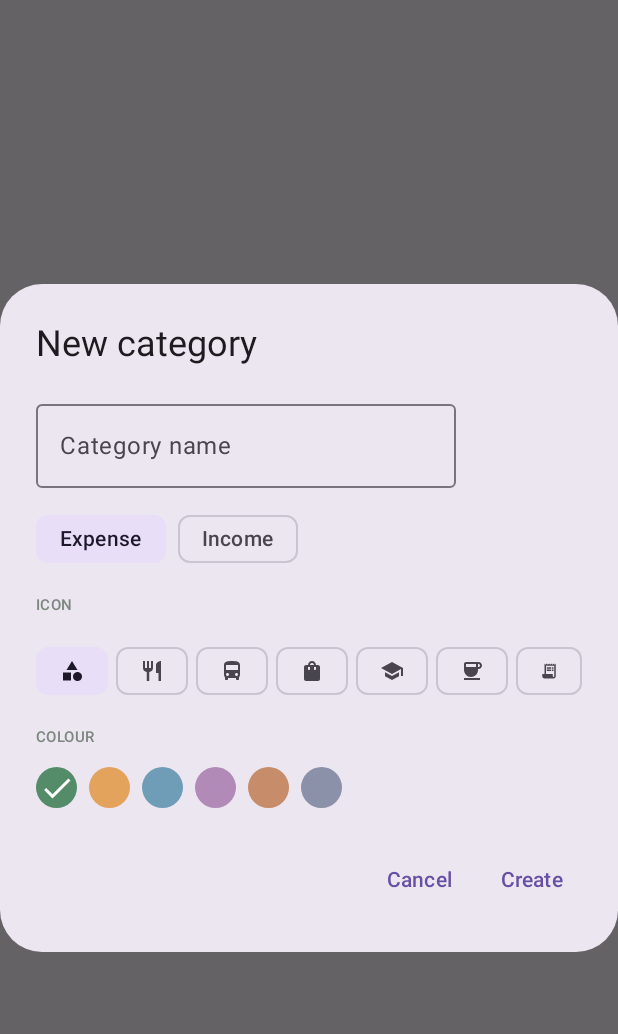
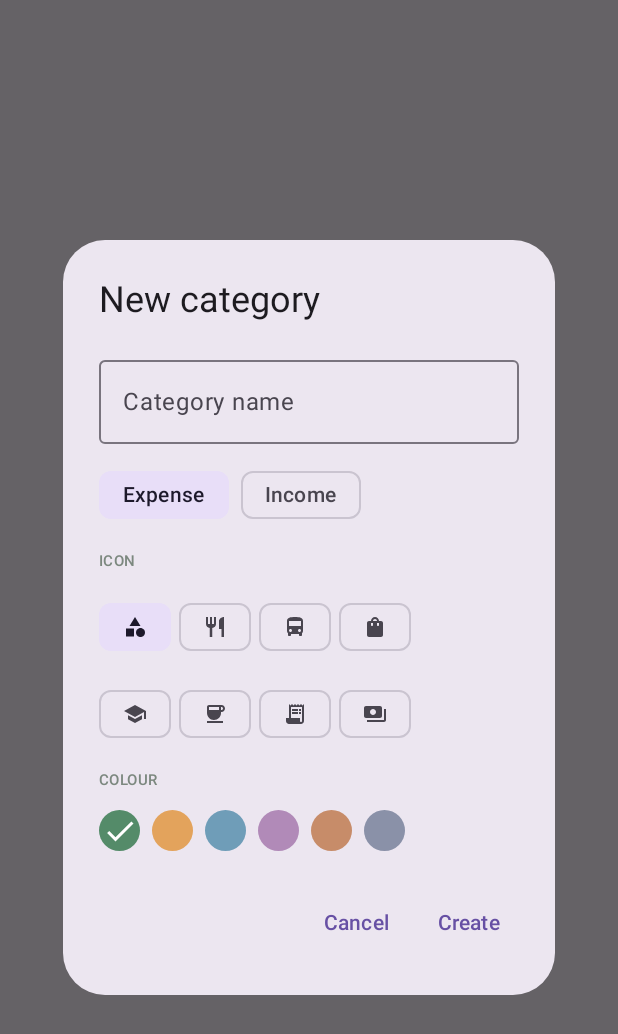
Before and after one commit to mrjdm2007/Ruvo, an Android app built with Jetpack Compose: the composable CategoryDialog called with empty values, on a phone screen of 412 x 824 dp. Shown: the top 1034 px of the screen. Run offline under Robolectric (Android 15) with nearby library versions, the phone set to English and light mode, and no system bars.

Commit message:
Polish category icon picker and category list visuals

```diff
--- a/app/src/main/java/com/ruvo/MainActivity.kt
+++ b/app/src/main/java/com/ruvo/MainActivity.kt
@@ -349,7 +349,7 @@ fun RuvoApp(vm:RuvoViewModel, quick:Boolean) {
                 Text(if(income) "Income category" else "Expense category",fontSize=12.sp,color=Muted)
             }
             Text("ICON",fontSize=10.sp,color=Muted,fontWeight=FontWeight.SemiBold)
-            Row(horizontalArrangement=Arrangement.spacedBy(5.dp)) { listOf("category","restaurant","directions_bus","shopping_bag","school","coffee","receipt","payments").forEach { key -> FilterChip(selected=icon==key,onClick={icon=key},label={Icon(categoryGlyph(key),null,modifier=Modifier.size(16.dp))}) } }
+            listOf("category","restaurant","directions_bus","shopping_bag","school","coffee","receipt","payments").chunked(4).forEach { group -> Row(horizontalArrangement=Arrangement.spacedBy(5.dp)) { group.forEach { key -> FilterChip(selected=icon==key,onClick={icon=key},label={Icon(categoryGlyph(key),null,modifier=Modifier.size(16.dp))}) } } }
             Text("COLOUR",fontSize=10.sp,color=Muted,fontWeight=FontWeight.SemiBold)
             Row(horizontalArrangement=Arrangement.spacedBy(8.dp)){palette.forEach{c->Box(Modifier.size(27.dp).clip(CircleShape).background(Color(c)).clickable{color=c},contentAlignment=Alignment.Center){if(c==color)Icon(Icons.Default.Check,null,tint=Color.White)}}}
         }
@@ -388,7 +388,7 @@ fun RuvoApp(vm:RuvoViewModel, quick:Boolean) {
             val index=orderedCats.indexOfFirst{it.id==c.id}
             Row(Modifier.fillMaxWidth().padding(horizontal=18.dp,vertical=5.dp),verticalAlignment=Alignment.CenterVertically){
                 Row(Modifier.weight(1f).clip(RoundedCornerShape(12.dp)).clickable{onEditCategory(c)}.padding(vertical=8.dp),verticalAlignment=Alignment.CenterVertically){
-                    Box(Modifier.size(11.dp).clip(CircleShape).background(Color(c.color)))
+                    Box(Modifier.size(34.dp).clip(RoundedCornerShape(11.dp)).background(Color(c.color).copy(alpha=.16f)),contentAlignment=Alignment.Center){Icon(categoryGlyph(c.icon),null,tint=Color(c.color),modifier=Modifier.size(18.dp))}
                     Column(Modifier.weight(1f).padding(start=10.dp)){Text(c.name,fontSize=13.sp);Text(if(c.isIncome)"Income" else "Expense",fontSize=10.sp,color=Muted)}
                     Icon(Icons.Default.Edit,null,tint=Muted,modifier=Modifier.size(16.dp))
                 }
```
